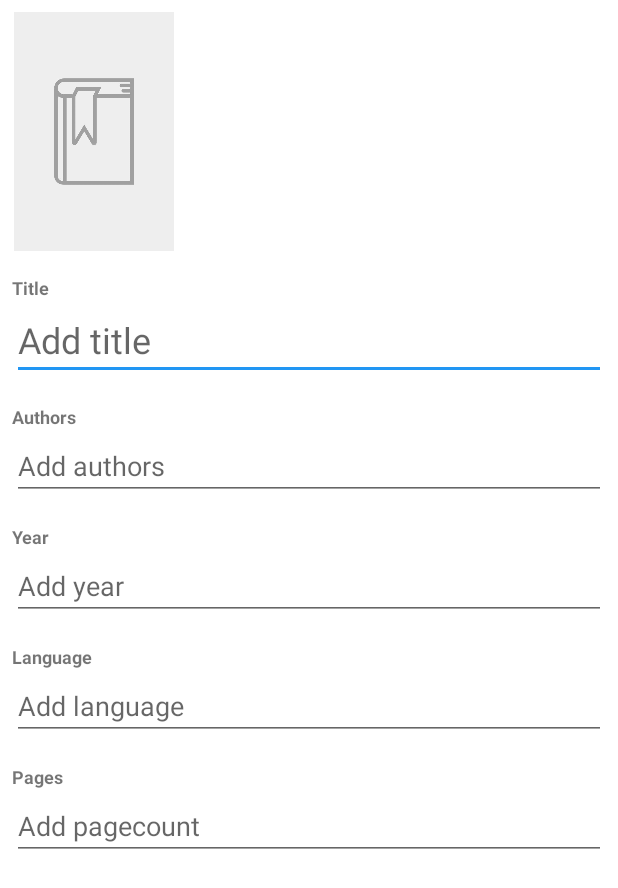
After one commit to mkauha/Bookshelf, an Android app: the layout fragment_add_book_manual.xml on its own in the app's theme, with its tools: preview values and no code run, on a phone screen of 412 x 824 dp. The commit adds this screen. Shown: the top 888 px of the screen. Run offline under Robolectric (Android 15) with nearby library versions, the phone set to English and light mode, and no system bars.

Commit message:
Create view for manual book add.

```diff
--- /dev/null
+++ b/app/src/main/res/layout/fragment_add_book_manual.xml
@@ -0,0 +1,148 @@
+<?xml version="1.0" encoding="utf-8"?>
+<LinearLayout xmlns:android="http://schemas.android.com/apk/res/android"
+    xmlns:app="http://schemas.android.com/apk/res-auto"
+    android:id="@+id/fragment_add_book_manual"
+    android:layout_width="match_parent"
+    android:layout_height="match_parent"
+    android:layout_marginBottom="55dp"
+    android:gravity="center"
+    android:orientation="vertical">
+
+    <ScrollView
+        android:id="@+id/fragment_bookdetails_scrollview"
+        android:layout_width="match_parent"
+        android:layout_height="match_parent"
+        android:tag="AddBookManualFragment">
+
+        <LinearLayout
+            android:id="@+id/add_book_manual_container"
+            android:layout_width="match_parent"
+            android:layout_height="wrap_content"
+            android:orientation="vertical">
+
+            <ImageView
+                android:id="@+id/add_book_manual_cover_image"
+                android:layout_width="109dp"
+                android:layout_height="159dp"
+                android:layout_marginStart="8dp"
+                android:layout_marginTop="8dp"
+                android:contentDescription="Add cover image"
+                app:srcCompat="@drawable/book_cover_placeholder" />
+
+            <TextView
+                android:id="@+id/add_book_manual_title_label"
+                android:layout_width="wrap_content"
+                android:layout_height="wrap_content"
+                android:layout_marginStart="8dp"
+                android:layout_marginTop="16dp"
+                android:text="@string/book_title"
+                android:textSize="12sp"
+                android:textStyle="bold" />
+
+            <EditText
+                android:id="@+id/add_book_manual_book_title"
+                android:layout_width="match_parent"
+                android:layout_height="wrap_content"
+                android:layout_marginStart="8dp"
+                android:layout_marginEnd="8dp"
+                android:hint="Add title"
+                android:importantForAutofill="no"
+                android:inputType="textPersonName"
+                android:text=""
+                android:textSize="24sp" />
+
+            <TextView
+                android:id="@+id/add_book_manual_authors_label"
+                android:layout_width="wrap_content"
+                android:layout_height="wrap_content"
+                android:layout_marginStart="8dp"
+                android:layout_marginTop="16dp"
+                android:text="@string/book_author"
+                android:textSize="12sp"
+                android:textStyle="bold" />
+
+            <EditText
+                android:id="@+id/add_book_manual_book_authors"
+                android:layout_width="match_parent"
+                android:layout_height="wrap_content"
+                android:layout_marginStart="8dp"
+                android:layout_marginTop="2dp"
+                android:layout_marginEnd="8dp"
+                android:hint="Add authors"
+                android:importantForAutofill="no"
+                android:inputType="textPersonName"
+                android:text=""
+                android:textSize="18sp" />
+
+            <TextView
+                android:id="@+id/add_book_manual_year_label"
+                android:layout_width="wrap_content"
+                android:layout_height="wrap_content"
+                android:layout_marginStart="8dp"
+                android:layout_marginTop="16dp"
+                android:text="@string/book_year"
+                android:textSize="12sp"
+                android:textStyle="bold" />
+
+            <EditText
+                android:id="@+id/add_book_manual_year"
+                android:layout_width="match_parent"
+                android:layout_height="wrap_content"
+                android:layout_marginStart="8dp"
+                android:layout_marginTop="2dp"
+                android:layout_marginEnd="8dp"
+                android:hint="Add year"
+                android:importantForAutofill="no"
+                android:inputType="text"
+                android:text=""
+                android:textSize="18sp" />
+
+            <TextView
+                android:id="@+id/add_book_manual_language_label"
+                android:layout_width="wrap_content"
+                android:layout_height="wrap_content"
+                android:layout_marginStart="8dp"
+                android:layout_marginTop="16dp"
+                android:text="@string/book_language"
+                android:textSize="12sp"
+                android:textStyle="bold" />
+
+            <EditText
+                android:id="@+id/add_book_manual_language"
+                android:layout_width="match_parent"
+                android:layout_height="wrap_content"
+                android:layout_marginStart="8dp"
+                android:layout_marginTop="2dp"
+                android:layout_marginEnd="8dp"
+                android:hint="Add language"
+                android:importantForAutofill="no"
+                android:inputType="text"
+                android:text=""
+                android:textSize="18sp" />
+
+            <TextView
+                android:id="@+id/add_book_manual_pages_label"
+                android:layout_width="wrap_content"
+                android:layout_height="wrap_content"
+                android:layout_marginStart="8dp"
+                android:layout_marginTop="16dp"
+                android:text="@string/book_pages"
+                android:textSize="12sp"
+                android:textStyle="bold" />
+
+            <EditText
+                android:id="@+id/add_book_manual_pages"
+                android:layout_width="match_parent"
+                android:layout_height="wrap_content"
+                android:layout_marginStart="8dp"
+                android:layout_marginTop="2dp"
+                android:layout_marginEnd="8dp"
+                android:layout_marginBottom="10dp"
+                android:hint="Add pagecount"
+                android:importantForAutofill="no"
+                android:inputType="text"
+                android:text=""
+                android:textSize="18sp" />
+        </LinearLayout>
+    </ScrollView>
+</LinearLayout>
--- a/app/src/main/res/navigation/mobile_navigation.xml
+++ b/app/src/main/res/navigation/mobile_navigation.xml
@@ -41,4 +41,10 @@
         android:label="Book details"
         tools:layout="@layout/fragment_bookdetails" />
 
+    <fragment
+        android:id="@+id/navigation_manual_add"
+        android:name="fi.mkauha.bookshelf.ui.books.AddBookManualFragment"
+        android:label="Add book manually"
+        tools:layout="@layout/fragment_add_book_manual" />
+
 </navigation>
```
Also changed, not shown: app/src/main/java/fi/mkauha/bookshelf/ui/books/AddBookManualFragment.java (added, +149 -0 lines), app/src/main/res/menu/bottom_manual_add_book_menu.xml (added, +13 -0 lines).
